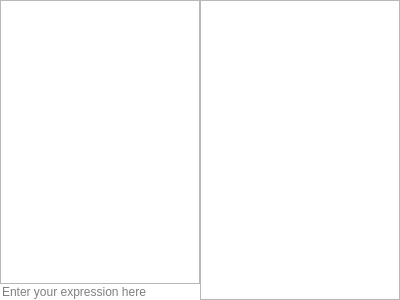
This is sources/mainwindow.ui in ALabate/utt-nf05-project as Qt 5 draws it before an edit. The edited form follows.
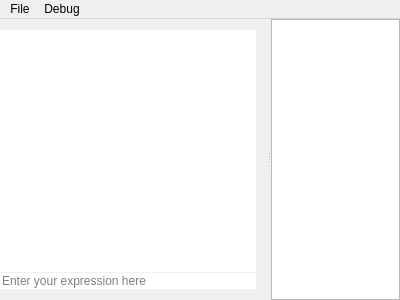
This is the edited form. Custom widgets are drawn as their Qt base class.

Commit message: Rename variableList to detailedList to make it only a gui class and not a gui class only useful for our project.

```diff
--- a/sources/mainwindow.ui
+++ b/sources/mainwindow.ui
@@ -14,10 +14,13 @@
    <string>Matrix Calculator</string>
   </property>
   <widget class="QWidget" name="centralWidget">
-   <layout class="QHBoxLayout" name="horizontalLayout">
-    <property name="spacing">
-     <number>0</number>
-    </property>
+   <property name="sizePolicy">
+    <sizepolicy hsizetype="Ignored" vsizetype="Preferred">
+     <horstretch>0</horstretch>
+     <verstretch>0</verstretch>
+    </sizepolicy>
+   </property>
+   <layout class="QGridLayout" name="gridLayout">
     <property name="leftMargin">
      <number>0</number>
     </property>
@@ -30,16 +33,37 @@
     <property name="bottomMargin">
      <number>0</number>
     </property>
-    <item>
-     <layout class="QVBoxLayout" name="verticalLayout">
       <property name="spacing">
        <number>0</number>
+    </property>
+    <item row="0" column="0">
+     <widget class="QSplitter" name="splitter">
+      <property name="orientation">
+       <enum>Qt::Horizontal</enum>
+      </property>
+      <property name="opaqueResize">
+       <bool>true</bool>
+      </property>
+      <property name="handleWidth">
+       <number>4</number>
+      </property>
+      <property name="childrenCollapsible">
+       <bool>true</bool>
+      </property>
+      <widget class="QWidget" name="layoutWidget">
+       <layout class="QVBoxLayout" name="verticalLayout" stretch="0,0">
+        <property name="spacing">
+         <number>1</number>
       </property>
       <property name="leftMargin">
        <number>0</number>
       </property>
       <item>
-       <widget class="QTextBrowser" name="textBrowser"/>
+         <widget class="QTextBrowser" name="textBrowser">
+          <property name="styleSheet">
+           <string notr="true">border:0;</string>
+          </property>
+         </widget>
       </item>
       <item>
        <widget class="QLineEdit" name="lineEdit">
@@ -56,7 +80,8 @@
          </size>
         </property>
         <property name="styleSheet">
-         <string notr="true">border:0;background:white;</string>
+           <string notr="true">background:white;
+border:0px;</string>
         </property>
         <property name="placeholderText">
          <string>Enter your expression here</string>
@@ -64,9 +89,34 @@
        </widget>
       </item>
      </layout>
-    </item>
-    <item>
-     <widget class="QListWidget" name="VariableList"/>
+      </widget>
+      <widget class="DetailedList" name="detailedList">
+       <property name="sizePolicy">
+        <sizepolicy hsizetype="Preferred" vsizetype="Expanding">
+         <horstretch>150</horstretch>
+         <verstretch>0</verstretch>
+        </sizepolicy>
+       </property>
+       <property name="minimumSize">
+        <size>
+         <width>50</width>
+         <height>0</height>
+        </size>
+       </property>
+       <property name="maximumSize">
+        <size>
+         <width>16777215</width>
+         <height>16777215</height>
+        </size>
+       </property>
+       <property name="sizeIncrement">
+        <size>
+         <width>1</width>
+         <height>0</height>
+        </size>
+       </property>
+      </widget>
+     </widget>
     </item>
    </layout>
   </widget>
@@ -76,12 +126,45 @@
      <x>0</x>
      <y>0</y>
      <width>400</width>
-     <height>23</height>
+     <height>22</height>
     </rect>
    </property>
-  </widget>
+   <widget class="QMenu" name="menuFile">
+    <property name="title">
+     <string>File</string>
+    </property>
+   </widget>
+   <widget class="QMenu" name="menuDebug">
+    <property name="title">
+     <string>Debug</string>
+    </property>
+    <addaction name="actionAdd_var"/>
+   </widget>
+   <addaction name="menuFile"/>
+   <addaction name="menuDebug"/>
+  </widget>
+  <action name="actionAdd_var">
+   <property name="text">
+    <string>Add var</string>
+   </property>
+   <property name="shortcut">
+    <string>A</string>
+   </property>
+  </action>
+  <action name="actionQuit">
+   <property name="text">
+    <string>Quit</string>
+   </property>
+  </action>
  </widget>
  <layoutdefault spacing="6" margin="11"/>
+ <customwidgets>
+  <customwidget>
+   <class>DetailedList</class>
+   <extends>QListWidget</extends>
+   <header>detailedlist.hpp</header>
+  </customwidget>
+ </customwidgets>
  <resources/>
  <connections/>
 </ui>
```
Left out of the diff: 19 changed lines with no effect on the pictures. Lines whose indentation alone changed are shown as unchanged. The commit also changes 6 other files.
